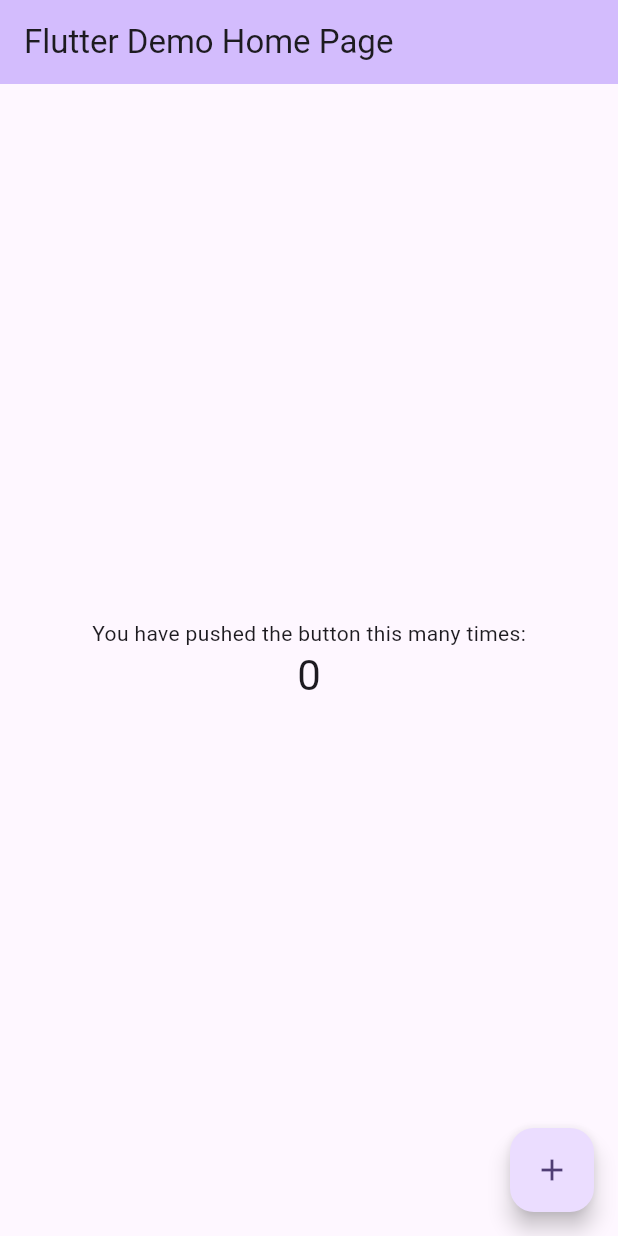
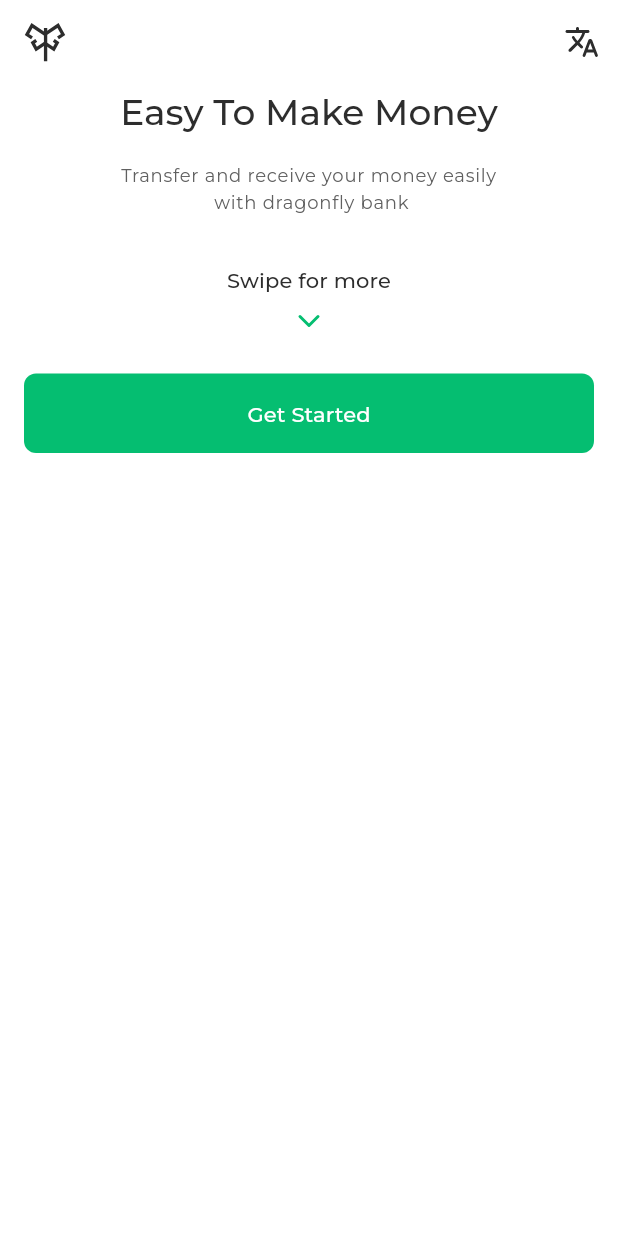
Before and after one commit to sayapakailinuxpak/dragonfly, a Flutter app: the screen it shows after launch, on a phone screen of 412 x 824 dp. Run offline on Flutter 3.47's test engine with Material 3 defaults, Android fonts, the phone set to English and light mode, and no system bars; our stand-ins replace flutter_svg.

Commit message:
create OnboardingControlSection and PrimaryButton widget

```diff
--- /dev/null
+++ b/lib/components/primary_button.dart
@@ -0,0 +1,27 @@
+import 'package:flutter/material.dart';
+
+class PrimaryButton extends StatelessWidget {
+  final String label;
+
+  const PrimaryButton({super.key, required this.label});
+
+  @override
+  Widget build(BuildContext context) {
+    return FilledButton(
+      onPressed: () {},
+      style: ButtonStyle(
+        textStyle: MaterialStatePropertyAll(Theme.of(context).textTheme.labelLarge),
+        backgroundColor: MaterialStatePropertyAll(Theme.of(context).primaryColor),
+        padding: const MaterialStatePropertyAll(EdgeInsets.symmetric(vertical: 16.0, horizontal: 10.0)),
+        shape: MaterialStateProperty.all(
+          const RoundedRectangleBorder(
+            borderRadius: BorderRadius.all(Radius.circular(8.0))
+          )
+        )
+      ),
+      child: Text(
+        label,
+      )
+    );
+  }
+}
--- a/lib/main.dart
+++ b/lib/main.dart
@@ -1,3 +1,4 @@
+import 'package:dragonfly/screens/onboarding.dart';
 import 'package:flutter/material.dart';
 
 void main() {
@@ -11,7 +12,7 @@
   @override
   Widget build(BuildContext context) {
     return MaterialApp(
-      title: 'Flutter Demo',
+      title: 'Dragonfly',
       theme: ThemeData(
         // This is the theme of your application.
         //
@@ -28,10 +29,33 @@
         //
         // This works for code too, not just values: Most code changes can be
         // tested with just a hot reload.
-        colorScheme: ColorScheme.fromSeed(seedColor: Colors.deepPurple),
-        useMaterial3: true,
+        colorScheme: const ColorScheme.light(
+          primary: Color(0xFF05BE71),
+          onBackground: Color(0xFF2D2D2D)
+        ),
+        textTheme: const TextTheme(
+          headlineSmall: TextStyle(
+            fontFamily: "Montserrat",
+            fontSize: 24.0,
+            fontWeight: FontWeight.w500,
+            height: 1.5,
+          ),
+          labelLarge: TextStyle(
+            fontFamily: "Montserrat",
+            fontSize: 14.0,
+            fontWeight: FontWeight.w500,
+            height: 1.5,
+          ),
+          labelMedium: TextStyle(
+            fontFamily: "Montserrat",
+            fontSize: 12.0,
+            fontWeight: FontWeight.w400,
+            height: 1.5,
+          )
+        ),
+        // useMaterial3: true,
       ),
-      home: const MyHomePage(title: 'Flutter Demo Home Page'),
+      home: const Onboarding(),
     );
   }
 }
--- /dev/null
+++ b/lib/screens/onboarding.dart
@@ -0,0 +1,81 @@
+import 'package:flutter/material.dart';
+import 'package:flutter/widgets.dart';
+import 'package:flutter_svg/flutter_svg.dart';
+import 'package:dragonfly/components/primary_button.dart';
+
+class Onboarding extends StatelessWidget {
+  const Onboarding({Key? key}) : super(key: key);
+
+  @override
+  Widget build(BuildContext context) {
+    return Scaffold(
+      appBar: AppBar(
+        title: SvgPicture.asset(
+          "assets/icons/dragonfly-logo.svg",
+          colorFilter: const ColorFilter.mode(Color(0xFF2D2D2D), BlendMode.srcIn),
+        ),
+        actions: [
+          IconButton(
+            onPressed: () {},
+            icon: SvgPicture.asset(
+              "assets/icons/change-language-icon.svg",
+              colorFilter: const ColorFilter.mode(Color(0xFF2D2D2D), BlendMode.srcIn),
+            ),
+            splashColor: Theme.of(context).colorScheme.primary,
+          )
+        ],
+      ),
+      body: const Padding(
+        padding: EdgeInsets.symmetric(horizontal: 16.0),
+        child: OnboardingControlSection(title: "King", description: "Flutter"),
+      ),
+    );
+  }
+}
+
+class OnboardingControlSection extends StatelessWidget {
+  final String title;
+  final String description;
+  const OnboardingControlSection({super.key, required this.title, required this.description});
+
+  @override
+  Widget build(BuildContext context) {
+    return Center(
+      child: Column(
+        children: [
+          Text(
+            "Easy To Make Money",
+            style: Theme.of(context).textTheme.headlineSmall?.apply(
+              color: Theme.of(context).colorScheme.onBackground
+            )
+          ),
+          const SizedBox(height: 16.0),
+          Text(
+            "Transfer and receive your money easily\n with dragonfly bank",
+            textAlign: TextAlign.center,
+            style: Theme.of(context).textTheme.labelMedium?.apply(
+              color: const Color(0xFF606060)
+            )
+          ),
+          const SizedBox(height: 32.0),
+          Text(
+            "Swipe for more",
+            style: Theme.of(context).textTheme.labelLarge?.apply(
+              color: Theme.of(context).colorScheme.onBackground
+            ),
+          ),
+          const SizedBox(height: 4.0),
+          SvgPicture.asset(
+            "assets/icons/chevron-down-icon.svg",
+            colorFilter: ColorFilter.mode(Theme.of(context).colorScheme.primary, BlendMode.srcIn),
+          ),
+          const SizedBox(height: 24.0),
+          SizedBox(
+            width: MediaQuery.of(context).size.width,
+            child: const PrimaryButton(label: "Get Started"),
+          )
+        ],
+      ),
+    );
+  }
+}
--- a/pubspec.yaml
+++ b/pubspec.yaml
@@ -75,7 +75,7 @@ flutter:
       fonts:
         - asset: assets/fonts/Montserrat-Regular.ttf
         - asset: assets/fonts/Montserrat-Medium.ttf
-        - asset: assets/fonts/Montserrat-SemiBolf.ttf
+        - asset: assets/fonts/Montserrat-SemiBold.ttf
 
   # To add assets to your application, add an assets section, like this:
   # assets:
```
